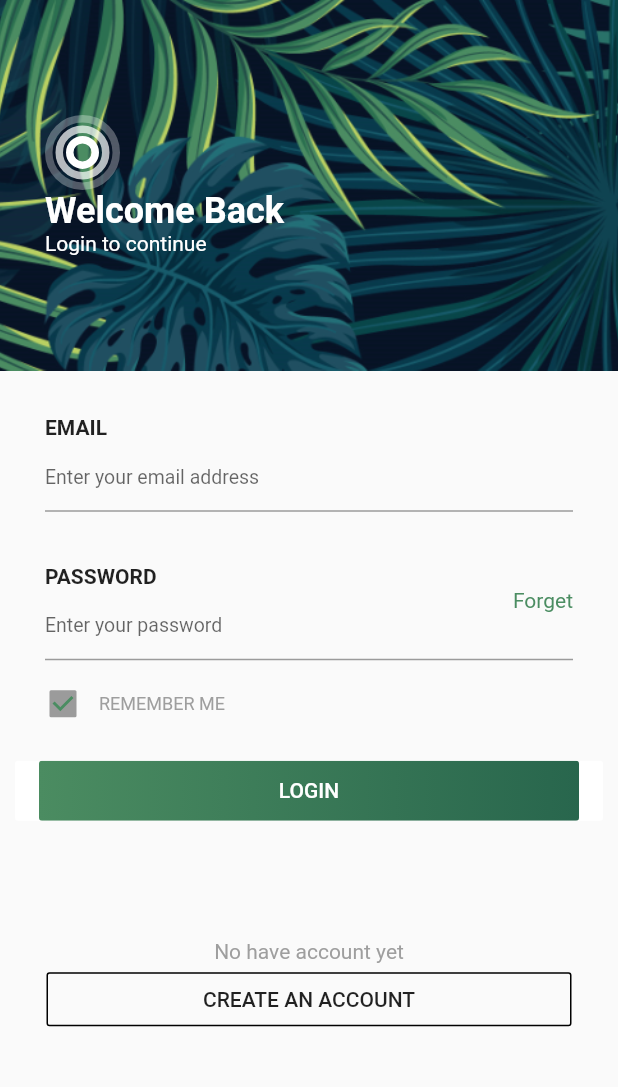
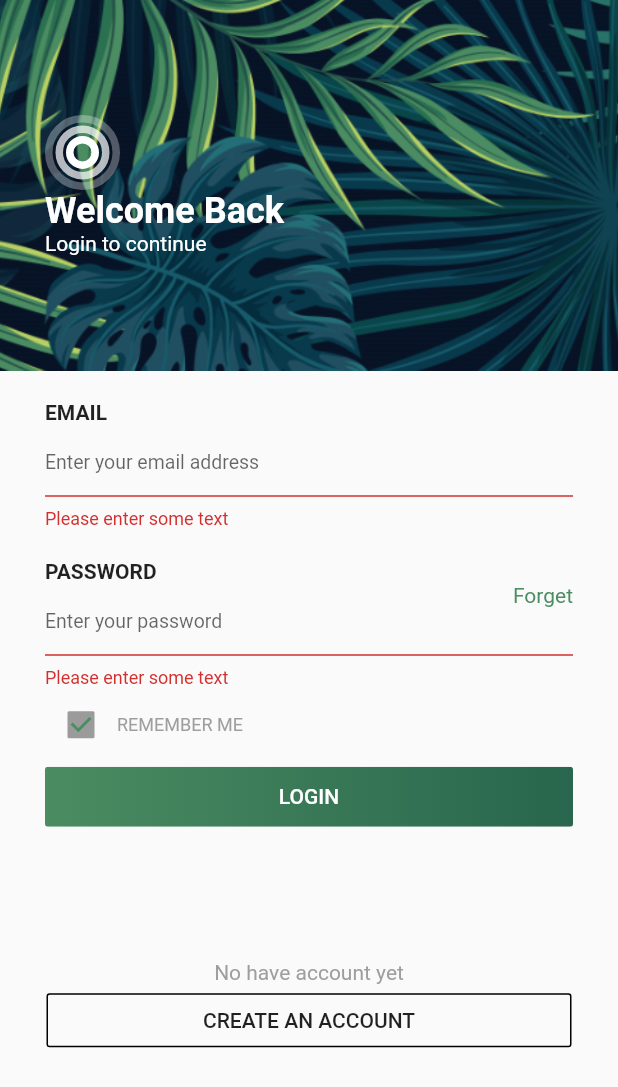
Before and after one commit to tientranzt/getstarted_login_forget_create_from, a Flutter app: the Login1 screen opened by its route, after a tap on "LOGIN", on a phone screen of 412 x 824 dp. Shown: the top 1087 px of the screen. Run offline on Flutter 3.47's test engine with Material 2 defaults, Android fonts, the phone set to English and light mode, and no system bars; our stand-ins replace flutter_swiper.

Commit message:
check login email and passwrod

```diff
--- a/lib/main.dart
+++ b/lib/main.dart
@@ -22,6 +22,6 @@ void main() => runApp(MaterialApp(
 class MyApp extends StatelessWidget {
   @override
   Widget build(BuildContext context) {
-    return GetStarted();
+    return Login1();
   }
 }
--- a/lib/page/login1.dart
+++ b/lib/page/login1.dart
@@ -2,45 +2,52 @@ import 'package:flutter/material.dart';
 import 'package:getstarted/widget/LoginButton.dart';
 import 'package:getstarted/widget/PassField.dart';
 import 'package:getstarted/widget/email_field.dart';
+import 'package:getstarted/widget/form_login1.dart';
 import 'package:getstarted/widget/header.dart';
 import 'package:getstarted/widget/remember_the_milk.dart';
 
 class Login1 extends StatelessWidget {
   @override
   Widget build(BuildContext context) {
-
     return GestureDetector(
-      onTap: (){  FocusScope.of(context).dispose(); },
+      onTap: () {
+        FocusScope.of(context).dispose();
+      },
       child: Scaffold(
         body: Stack(
           fit: StackFit.expand,
           children: <Widget>[
             ListView(
               children: <Widget>[
-               Header(),
-                EmailField(),
-                PassField(),
-                Remember(),
-                LoginButton(),
-                SizedBox(height: 65,),
-                Center(child: Text("No have account yet",style: TextStyle(color: Colors.grey),)),
+                Header(),
+                FormLogin1(),
+//                EmailField(),
+//                PassField(),
+//                Remember(),
+//                LoginButton(),
+                SizedBox(
+                  height: 65,
+                ),
+                Center(
+                    child: Text(
+                  "No have account yet",
+                  style: TextStyle(color: Colors.grey),
+                )),
                 Container(
                   padding: EdgeInsets.symmetric(horizontal: 31),
                   width: double.infinity,
-                  child:
-                  OutlineButton(
-                    borderSide: BorderSide(width: 1, color:Colors.black ),
-                    onPressed: (){
+                  child: OutlineButton(
+                    borderSide: BorderSide(width: 1, color: Colors.black),
+                    onPressed: () {
                       Navigator.pushNamed(context, "create_acc");
                     },
-                    child: Text("CREATE AN ACCOUNT", ),
-
+                    child: Text(
+                      "CREATE AN ACCOUNT",
+                    ),
                   ),
                 )
               ],
             ),
-
-
           ],
         ),
       ),
--- /dev/null
+++ b/lib/widget/form_login1.dart
@@ -0,0 +1,129 @@
+import 'package:flutter/material.dart';
+
+class FormLogin1 extends StatefulWidget {
+  @override
+  _FormLogin1State createState() => _FormLogin1State();
+}
+
+class _FormLogin1State extends State<FormLogin1> {
+  final _formKey = GlobalKey<FormState>();
+
+  bool checkIsEmail(String mail) {
+    String p =
+        r"^[a-zA-Z0-9.!#$%&'*+/=?^_`{|}~-]+@[a-zA-Z0-9](?:[a-zA-Z0-9-]{0,253}[a-zA-Z0-9])?(?:\.[a-zA-Z0-9](?:[a-zA-Z0-9-]{0,253}[a-zA-Z0-9])?)*$";
+    RegExp regExp = RegExp(p);
+    return regExp.hasMatch(mail);
+  }
+
+  @override
+  Widget build(BuildContext context) {
+    return Form(
+      key: _formKey,
+      child: Container(
+        padding: EdgeInsets.symmetric(horizontal: 30, vertical: 20),
+        child: Column(
+          crossAxisAlignment: CrossAxisAlignment.start,
+          children: <Widget>[
+            Text(
+              "EMAIL",
+              style: TextStyle(fontWeight: FontWeight.bold),
+            ),
+            TextFormField(
+              validator: (value) {
+                if (value.isEmpty) {
+                  return 'Please enter some text';
+                }
+                if(!checkIsEmail(value)){
+                  return "This is not email";
+                }
+                return null;
+              },
+              decoration: InputDecoration(
+                  hintText: "Enter your email address",
+                  hintStyle: TextStyle(fontSize: 13)),
+            ),
+            SizedBox(
+              height: 20,
+            ),
+            Text(
+              "PASSWORD",
+              style: TextStyle(fontWeight: FontWeight.bold),
+            ),
+            Stack(
+              children: <Widget>[
+                TextFormField(
+                  validator: (value) {
+                  if (value.isEmpty) {
+                    return 'Please enter some text';
+                  }
+                  if (value.length < 8) {
+                    return 'Password must be greater than 8';
+                  }
+                  return null;
+                },
+                  obscureText: true,
+                  decoration: InputDecoration(
+                      hintText: "Enter your password",
+                      hintStyle: TextStyle(fontSize: 13)),
+                ),
+                Positioned(
+                  right: 0,
+                  child: GestureDetector(
+                      onTap: () {
+                        Navigator.pushNamed(context, "forget_acc");
+                      },
+                      child: Text(
+                        "Forget",
+                        style: TextStyle(color: Color(0xFF4B8D62)),
+                      )),
+                )
+              ],
+            ),
+            Row(
+              children: <Widget>[
+                Checkbox(
+                  value: true,
+                  checkColor: Color(0xFF4B8D62),
+                ),
+                Text(
+                  "REMEMBER ME",
+                  style: TextStyle(color: Colors.grey, fontSize: 12),
+                )
+              ],
+            ),
+            RaisedButton(
+              padding: EdgeInsets.all(0),
+              color: Colors.white,
+              elevation: 0,
+              onPressed: () {
+                if (_formKey.currentState.validate()) {
+                  print("ok");
+                }
+              },
+              child: Ink(
+                decoration: BoxDecoration(
+                    gradient: LinearGradient(
+                      colors: [Color(0xff4B8C61), Color(0xff28664D)],
+                      begin: Alignment.centerLeft,
+                      end: Alignment.centerRight,
+                    ),
+                    borderRadius: BorderRadius.circular(2.0)),
+                child: Container(
+                  color: Colors.transparent,
+                  constraints: BoxConstraints(
+                      maxWidth: double.infinity, minHeight: 40.0),
+                  alignment: Alignment.center,
+                  child: Text(
+                    "LOGIN",
+                    textAlign: TextAlign.center,
+                    style: TextStyle(color: Colors.white),
+                  ),
+                ),
+              ),
+            ),
+          ],
+        ),
+      ),
+    );
+  }
+}
```
